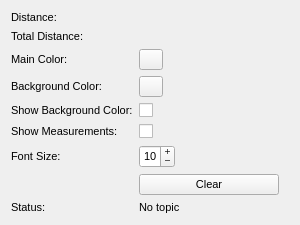
The window that mapviz_plugins/ui/measuring_config.ui (swri-robotics/mapviz) describes before a commit, drawn with Qt 5.
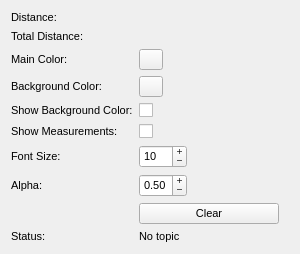
The same window after the commit. Custom widgets are drawn as their Qt base class.

Commit message: added alpha parameter

```diff
--- a/mapviz_plugins/ui/measuring_config.ui
+++ b/mapviz_plugins/ui/measuring_config.ui
@@ -7,7 +7,7 @@
     <x>0</x>
     <y>0</y>
     <width>300</width>
-    <height>216</height>
+    <height>240</height>
    </rect>
   </property>
   <property name="font">
@@ -84,14 +84,14 @@
      </property>
     </widget>
    </item>
-   <item row="8" column="0">
+   <item row="9" column="0">
     <widget class="QLabel" name="label_2">
      <property name="text">
       <string>Status:</string>
      </property>
     </widget>
    </item>
-   <item row="8" column="1">
+   <item row="9" column="1">
     <widget class="QLabel" name="status">
      <property name="styleSheet">
       <string notr="true"/>
@@ -118,7 +118,7 @@
      </property>
     </widget>
    </item>
-   <item row="7" column="1">
+   <item row="8" column="1">
     <widget class="QPushButton" name="clear">
      <property name="maximumSize">
       <size>
@@ -185,7 +185,7 @@
     <widget class="QSpinBox" name="font_size">
      <property name="maximumSize">
       <size>
-       <width>36</width>
+       <width>48</width>
        <height>16777215</height>
       </size>
      </property>
@@ -210,6 +210,38 @@
      </property>
     </widget>
    </item>
+   <item row="7" column="1">
+    <widget class="QDoubleSpinBox" name="alpha">
+     <property name="maximumSize">
+      <size>
+       <width>48</width>
+       <height>16777215</height>
+      </size>
+     </property>
+     <property name="buttonSymbols">
+      <enum>QAbstractSpinBox::PlusMinus</enum>
+     </property>
+     <property name="minimum">
+      <double>0.0</double>
+     </property>
+     <property name="maximum">
+      <double>1.0</double>
+     </property>
+     <property name="value">
+      <double>0.5</double>
+     </property>
+     <property name="singleStep">
+      <double>0.1</double>
+     </property>
+    </widget>
+   </item>
+   <item row="7" column="0">
+    <widget class="QLabel" name="label_9">
+     <property name="text">
+      <string>Alpha:</string>
+     </property>
+    </widget>
+   </item>
   </layout>
  </widget>
  <customwidgets>
```
Left out of the diff: 6 changed lines with no effect on the pictures. The commit also changes 2 other files.
